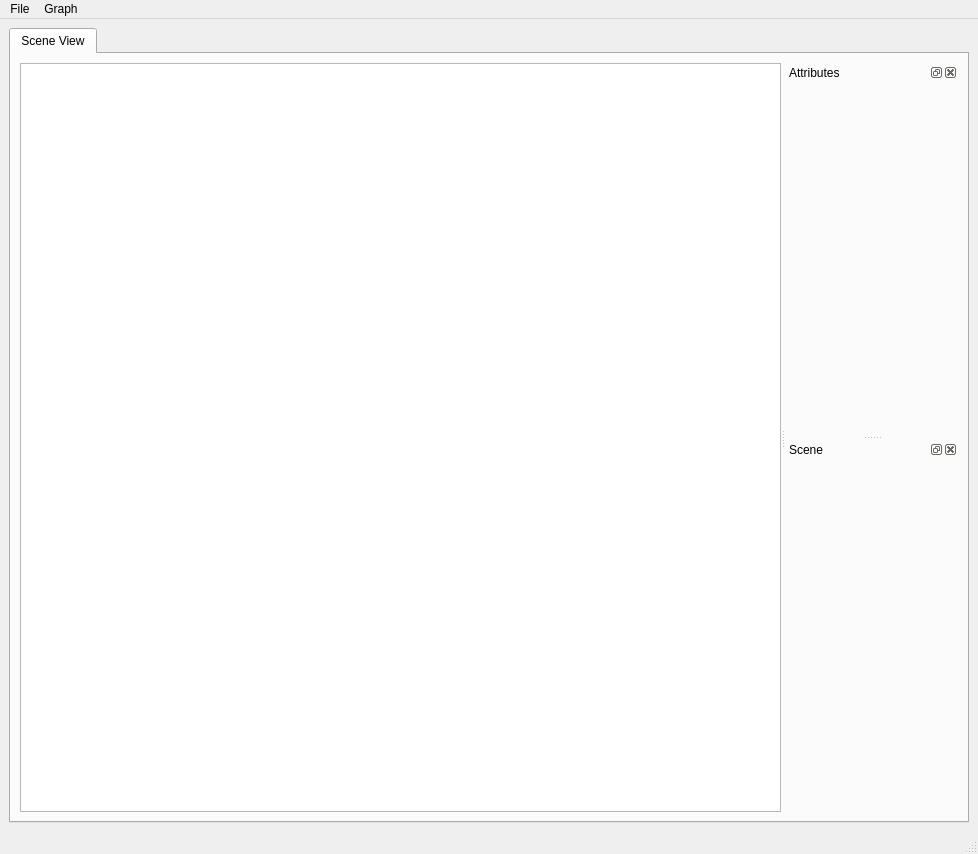
Above: ui/designer/SceneGraph.ui from mfessenden/SceneGraph before the change. Below: the same form after it.
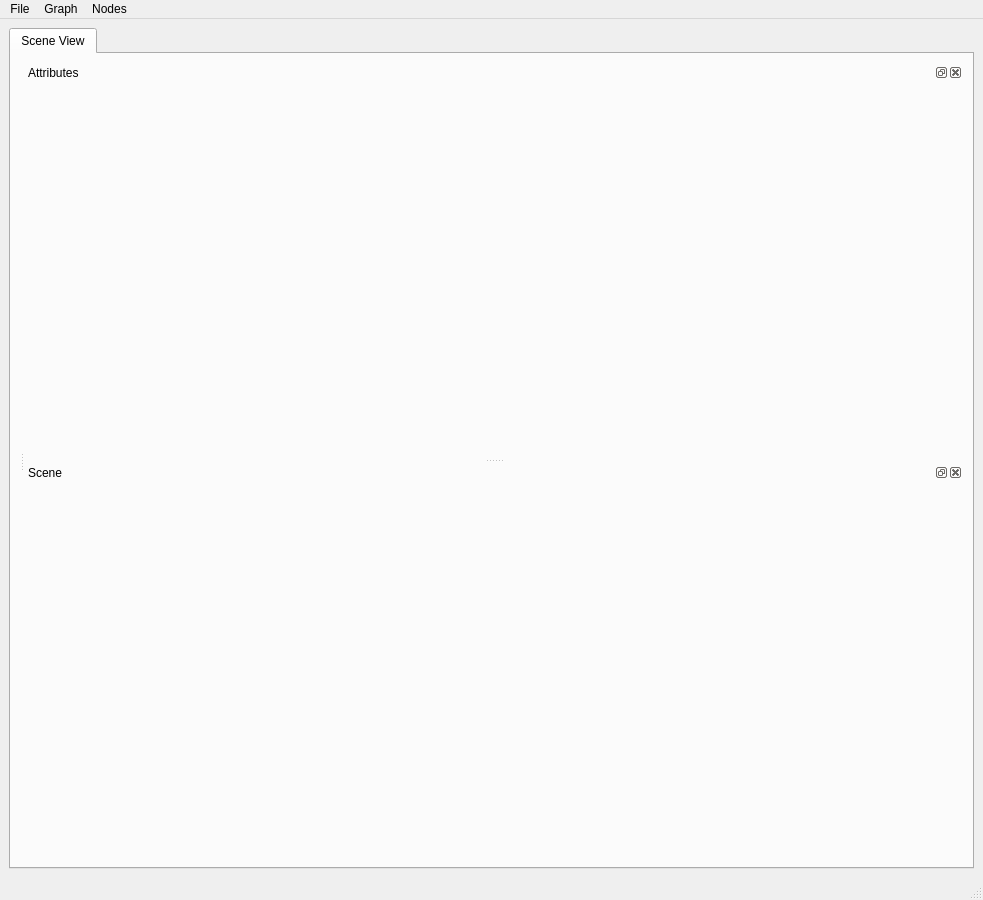
That is the form after the change. Icons and pictures are not drawn.

Commit message: - switch to ui file loading - updated classes for integration with NetworkX - separated widget nodes from node types

Patch:
```diff
--- a/ui/designer/SceneGraph.ui
+++ b/ui/designer/SceneGraph.ui
@@ -6,8 +6,8 @@
    <rect>
     <x>0</x>
     <y>0</y>
-    <width>978</width>
-    <height>854</height>
+    <width>983</width>
+    <height>900</height>
    </rect>
   </property>
   <property name="windowTitle">
@@ -34,7 +34,9 @@
           <property name="orientation">
            <enum>Qt::Horizontal</enum>
           </property>
-          <widget class="QGraphicsView" name="graphicsView"/>
+          <widget class="QWidget" name="gview" native="true">
+           <layout class="QVBoxLayout" name="gviewLayout"/>
+          </widget>
           <widget class="QSplitter" name="right_splitter">
            <property name="orientation">
             <enum>Qt::Vertical</enum>
@@ -52,6 +54,15 @@
               <height>0</height>
              </size>
             </property>
+            <property name="floating">
+             <bool>false</bool>
+            </property>
+            <property name="features">
+             <set>QDockWidget::AllDockWidgetFeatures</set>
+            </property>
+            <property name="allowedAreas">
+             <set>Qt::LeftDockWidgetArea|Qt::RightDockWidgetArea</set>
+            </property>
             <property name="windowTitle">
              <string>Attributes</string>
             </property>
@@ -91,7 +102,7 @@
     <rect>
      <x>0</x>
      <y>0</y>
-     <width>978</width>
+     <width>983</width>
      <height>25</height>
     </rect>
    </property>
@@ -117,7 +128,13 @@
     <property name="title">
      <string>Graph</string>
     </property>
-    <widget class="QMenu" name="menu_add_Node">
+    <addaction name="action_reset_ui"/>
+   </widget>
+   <widget class="QMenu" name="menu_nodes">
+    <property name="title">
+     <string>Nodes</string>
+    </property>
+    <widget class="QMenu" name="menu_add_node">
      <property name="title">
       <string>Add Node...</string>
      </property>
@@ -128,6 +145,7 @@
    </widget>
    <addaction name="menuFile"/>
    <addaction name="menuGraph"/>
+   <addaction name="menu_nodes"/>
   </widget>
   <widget class="QStatusBar" name="statusbar"/>
   <action name="action_save_graph">
```
Left out of the diff: 74 changed lines with no effect on the pictures. The commit also changes 11 other files.
